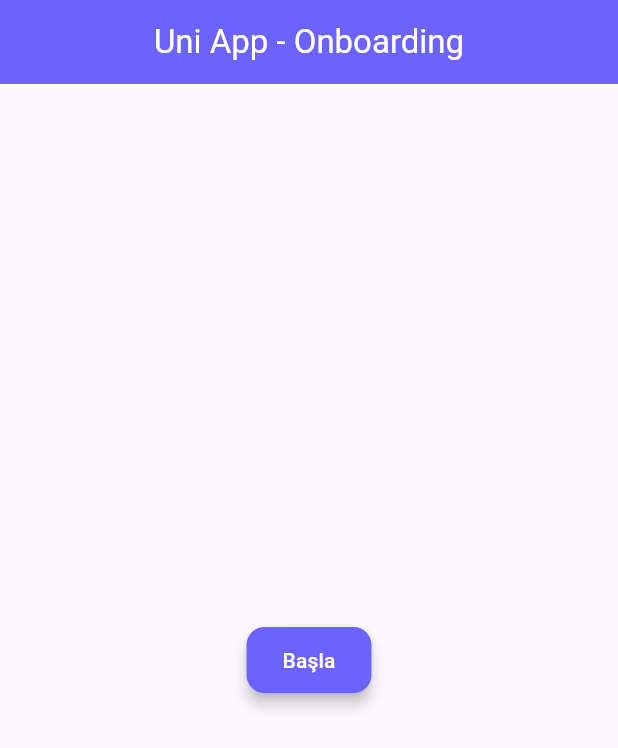
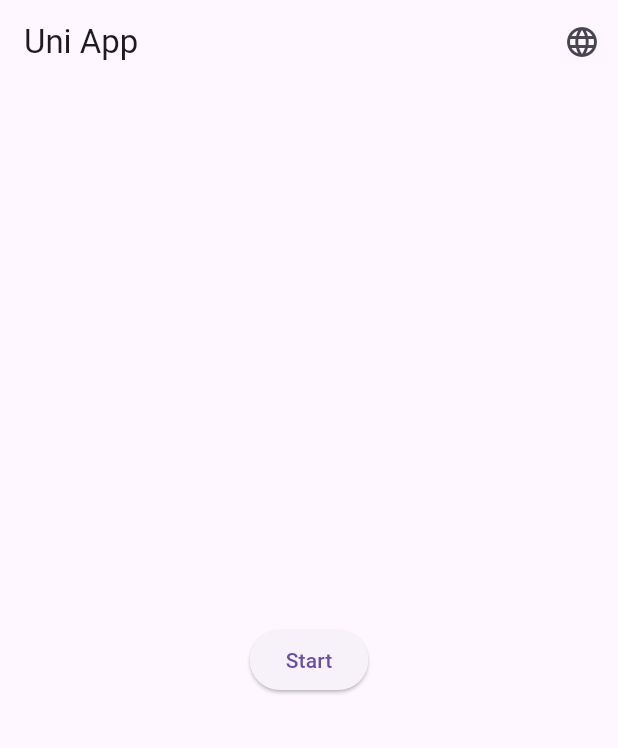
Before and after one commit to Ms-elliebb/Uni, a Flutter app: the screen it shows after launch, on a phone screen of 412 x 824 dp. Shown: the top 748 px of the screen. Run offline on Flutter 3.47's test engine with Material 3 defaults, Android fonts, the phone set to English and light mode, and no system bars; our stand-ins replace shared_preferences.

Commit message:
feat: Implement multi-language support in main app - Add localization delegates and supported locales - Update OnboardingScreen with language selector - Integrate AppLocalizations with UI

```diff
--- a/lib/main.dart
+++ b/lib/main.dart
@@ -1,17 +1,21 @@
 import 'package:flutter/material.dart';
+import 'package:flutter_localizations/flutter_localizations.dart';
 import 'package:provider/provider.dart';
-import 'package:uni/theme/app_theme.dart';
-import 'package:uni/utils/premium_service.dart';
+import 'package:shared_preferences/shared_preferences.dart';
+import 'languages/language_service.dart';
+import 'languages/app_localizations.dart';
 import 'screens/onboarding_screen.dart';
 import 'utils/theme_provider.dart';
 
+void main() async {
+  WidgetsFlutterBinding.ensureInitialized();
+  final prefs = await SharedPreferences.getInstance();
 
-void main() {
   runApp(
     MultiProvider(
       providers: [
         ChangeNotifierProvider(create: (_) => ThemeProvider()),
-        ChangeNotifierProvider(create: (_) => PremiumService()),
+        ChangeNotifierProvider(create: (_) => LanguageService(prefs)),
       ],
       child: MyApp(),
     ),
@@ -21,14 +25,49 @@ void main() {
 class MyApp extends StatelessWidget {
   @override
   Widget build(BuildContext context) {
-    final themeProvider = Provider.of<ThemeProvider>(context);
-
-    return MaterialApp(
-      title: 'Uni App',
-      theme: AppTheme.lightTheme,
-      darkTheme: AppTheme.darkTheme,
-      themeMode: themeProvider.themeMode,
-      home: OnboardingScreen(),
+    return Consumer2<ThemeProvider, LanguageService>(
+      builder: (context, themeProvider, languageService, child) {
+        return MaterialApp(
+          title: 'Uni App',
+          theme: ThemeData.light(),
+          darkTheme: ThemeData.dark(),
+          themeMode: themeProvider.themeMode,
+          locale: languageService.currentLocale,
+          supportedLocales: const [
+            Locale('en'),
+            Locale('fr'),
+            Locale('de'),
+            Locale('it'),
+            Locale('es'),
+            Locale('zh'),
+            Locale('ja'),
+          ],
+          localizationsDelegates: [
+            AppLocalizationsDelegate(),
+            GlobalMaterialLocalizations.delegate,
+            GlobalWidgetsLocalizations.delegate,
+            GlobalCupertinoLocalizations.delegate,
+          ],
+          home: OnboardingScreen(),
+        );
+      },
     );
   }
 }
+
+class AppLocalizationsDelegate extends LocalizationsDelegate<AppLocalizations> {
+  @override
+  bool isSupported(Locale locale) {
+    return ['en', 'fr', 'de', 'it', 'es', 'zh', 'ja'].contains(locale.languageCode);
+  }
+
+  @override
+  Future<AppLocalizations> load(Locale locale) async {
+    AppLocalizations localizations = AppLocalizations(locale);
+    await localizations.load();
+    return localizations;
+  }
+
+  @override
+  bool shouldReload(AppLocalizationsDelegate old) => false;
+}
--- a/lib/screens/onboarding_screen.dart
+++ b/lib/screens/onboarding_screen.dart
@@ -1,12 +1,35 @@
 import 'package:flutter/material.dart';
+import 'package:provider/provider.dart';
+import '../languages/app_localizations.dart';
+import '../languages/language_service.dart';
 import 'home_screen.dart';
 
 class OnboardingScreen extends StatelessWidget {
+  const OnboardingScreen({super.key});
   @override
   Widget build(BuildContext context) {
+    final localizations = AppLocalizations.of(context);
+
     return Scaffold(
       appBar: AppBar(
-        title: Text('Uni App - Onboarding'),
+        title: Text(localizations.translate('appName')),
+        actions: [
+          PopupMenuButton<String>(
+            icon: Icon(Icons.language),
+            onSelected: (String languageCode) {
+              context.read<LanguageService>().changeLanguage(languageCode);
+            },
+            itemBuilder: (BuildContext context) => [
+              PopupMenuItem(value: 'en', child: Text('English')),
+              PopupMenuItem(value: 'fr', child: Text('Français')),
+              PopupMenuItem(value: 'de', child: Text('Deutsch')),
+              PopupMenuItem(value: 'it', child: Text('Italiano')),
+              PopupMenuItem(value: 'es', child: Text('Español')),
+              PopupMenuItem(value: 'zh', child: Text('中文')),
+              PopupMenuItem(value: 'ja', child: Text('日本語')),
+            ],
+          ),
+        ],
       ),
       body: Center(
         child: ElevatedButton(
@@ -16,7 +39,7 @@ class OnboardingScreen extends StatelessWidget {
               MaterialPageRoute(builder: (context) => HomeScreen()),
             );
           },
-          child: Text('Başla'),
+          child: Text(localizations.translate('start')),
         ),
       ),
     );
```
